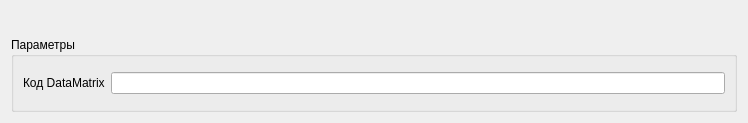
Qt form widgets/dminfoform.ui (wepavel/BLSMark) before a commit.
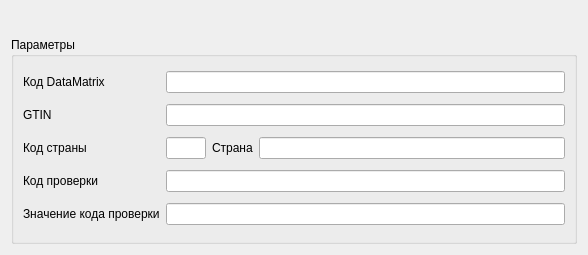
The same form after that commit.

Patch:
```diff
--- a/widgets/dminfoform.ui
+++ b/widgets/dminfoform.ui
@@ -6,13 +6,13 @@
    <rect>
     <x>0</x>
     <y>0</y>
-    <width>748</width>
-    <height>123</height>
+    <width>588</width>
+    <height>255</height>
    </rect>
   </property>
   <property name="minimumSize">
    <size>
-    <width>400</width>
+    <width>500</width>
     <height>0</height>
    </size>
   </property>
@@ -77,6 +77,13 @@
         <string>Параметры</string>
        </property>
        <layout class="QGridLayout" name="gridLayout_2">
+        <item row="3" column="0">
+         <widget class="QLabel" name="label_4">
+          <property name="text">
+           <string>Код проверки</string>
+          </property>
+         </widget>
+        </item>
         <item row="0" column="0">
          <widget class="QLabel" name="lbl_dm_codes">
           <property name="text">
@@ -84,7 +91,74 @@
           </property>
          </widget>
         </item>
-        <item row="0" column="1">
+        <item row="2" column="3">
+         <widget class="QLineEdit" name="le_country">
+          <property name="sizePolicy">
+           <sizepolicy hsizetype="Expanding" vsizetype="Fixed">
+            <horstretch>0</horstretch>
+            <verstretch>0</verstretch>
+           </sizepolicy>
+          </property>
+          <property name="readOnly">
+           <bool>true</bool>
+          </property>
+         </widget>
+        </item>
+        <item row="1" column="1" colspan="3">
+         <widget class="QLineEdit" name="le_gtin">
+          <property name="readOnly">
+           <bool>true</bool>
+          </property>
+         </widget>
+        </item>
+        <item row="2" column="0">
+         <widget class="QLabel" name="label_2">
+          <property name="text">
+           <string>Код страны</string>
+          </property>
+         </widget>
+        </item>
+        <item row="2" column="1">
+         <widget class="QLineEdit" name="le_country_code">
+          <property name="sizePolicy">
+           <sizepolicy hsizetype="Fixed" vsizetype="Fixed">
+            <horstretch>0</horstretch>
+            <verstretch>0</verstretch>
+           </sizepolicy>
+          </property>
+          <property name="maximumSize">
+           <size>
+            <width>40</width>
+            <height>16777215</height>
+           </size>
+          </property>
+          <property name="readOnly">
+           <bool>true</bool>
+          </property>
+         </widget>
+        </item>
+        <item row="1" column="0">
+         <widget class="QLabel" name="label">
+          <property name="text">
+           <string>GTIN</string>
+          </property>
+         </widget>
+        </item>
+        <item row="3" column="1" colspan="3">
+         <widget class="QLineEdit" name="le_verify_code">
+          <property name="readOnly">
+           <bool>true</bool>
+          </property>
+         </widget>
+        </item>
+        <item row="2" column="2">
+         <widget class="QLabel" name="label_3">
+          <property name="text">
+           <string>Страна</string>
+          </property>
+         </widget>
+        </item>
+        <item row="0" column="1" colspan="3">
          <widget class="QLineEdit" name="le_dm_code">
           <property name="cursor">
            <cursorShape>IBeamCursor</cursorShape>
@@ -94,6 +168,20 @@
           </property>
          </widget>
         </item>
+        <item row="4" column="0">
+         <widget class="QLabel" name="label_5">
+          <property name="text">
+           <string>Значение кода проверки</string>
+          </property>
+         </widget>
+        </item>
+        <item row="4" column="1" colspan="3">
+         <widget class="QLineEdit" name="le_verify_code_value">
+          <property name="readOnly">
+           <bool>true</bool>
+          </property>
+         </widget>
+        </item>
        </layout>
       </widget>
      </item>
```
